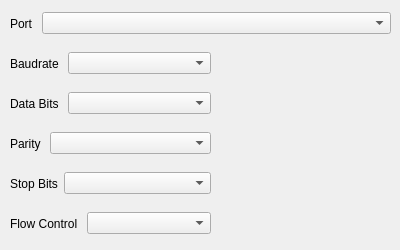
Qt form QSerialDeviceLib/qserialsettingswidget.ui (sarace77/QSerialDevice) before a commit.
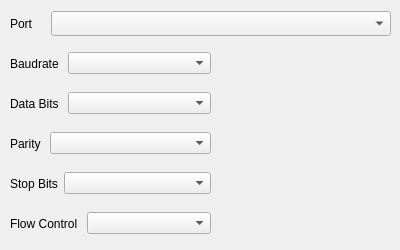
The same form after that commit.

Commit message: added Port List combo & Status Led to ToolBar

```diff
--- a/QSerialDeviceLib/qserialsettingswidget.ui
+++ b/QSerialDeviceLib/qserialsettingswidget.ui
@@ -44,6 +44,12 @@
         <verstretch>1</verstretch>
        </sizepolicy>
       </property>
+      <property name="maximumSize">
+       <size>
+        <width>340</width>
+        <height>25</height>
+       </size>
+      </property>
      </widget>
     </item>
    </layout>
```
The commit also changes 7 other files.
